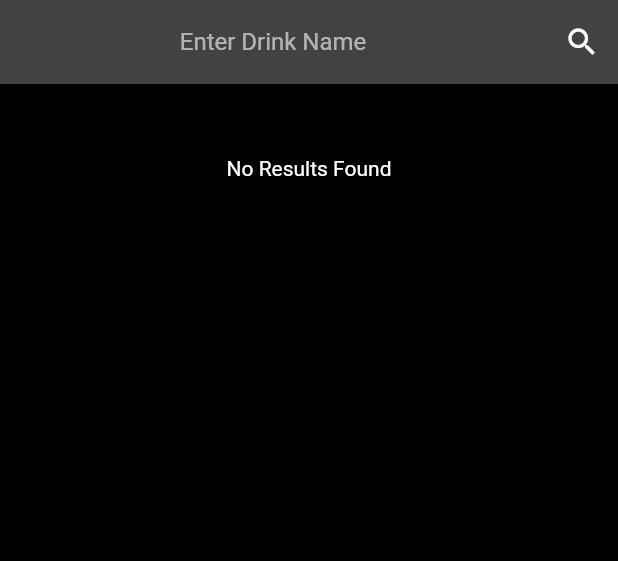
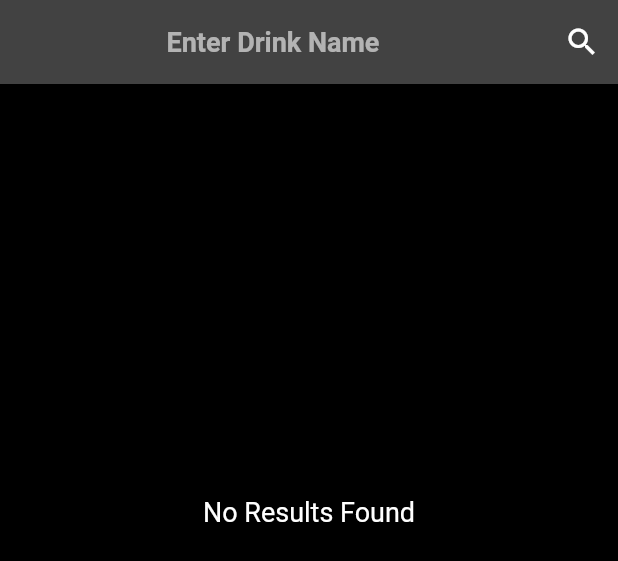
Before and after one commit to ankanSikdar/flutter-drinks-wiki, a Flutter app: the SearchPage widget shown alone on an empty page, opened directly, on a phone screen of 412 x 824 dp. Shown: the top 561 px of the screen. Run offline on Flutter 3.47's test engine with Material 2 defaults, Android fonts, the phone set to English and light mode, and no system bars; our stand-ins replace bloc, cached_network_image, equatable, flutter_bloc, google_fonts; network calls fail; Roboto replaces fonts that are missing (Milonga).

Commit message:
Modified the text style of the search page

```diff
--- a/lib/pages/search_page.dart
+++ b/lib/pages/search_page.dart
@@ -49,7 +49,12 @@ class _SearchPageState extends State<SearchPage> {
             decoration: InputDecoration(
               hintText: 'Enter Drink Name',
               border: InputBorder.none,
+              hintStyle: TextStyle(
+                fontSize: 18.0,
+                fontWeight: FontWeight.bold,
+              ),
             ),
+            style: TextStyle(fontSize: 18.0),
             textInputAction: TextInputAction.search,
             textAlign: TextAlign.center,
             onSubmitted: (value) {
@@ -75,9 +80,15 @@ class _SearchPageState extends State<SearchPage> {
         ),
         drinkList.length == 0
             ? SliverToBoxAdapter(
-                child: Padding(
-                  padding: EdgeInsets.symmetric(vertical: 48.0),
-                  child: Center(child: Text('No Results Found')),
+                child: Container(
+                  margin: EdgeInsets.only(
+                    top: (MediaQuery.of(context).size.height / 3),
+                  ),
+                  alignment: Alignment.center,
+                  child: Text(
+                    'No Results Found',
+                    style: TextStyle(fontSize: 18.0),
+                  ),
                 ),
               )
             : SliverPadding(
```
